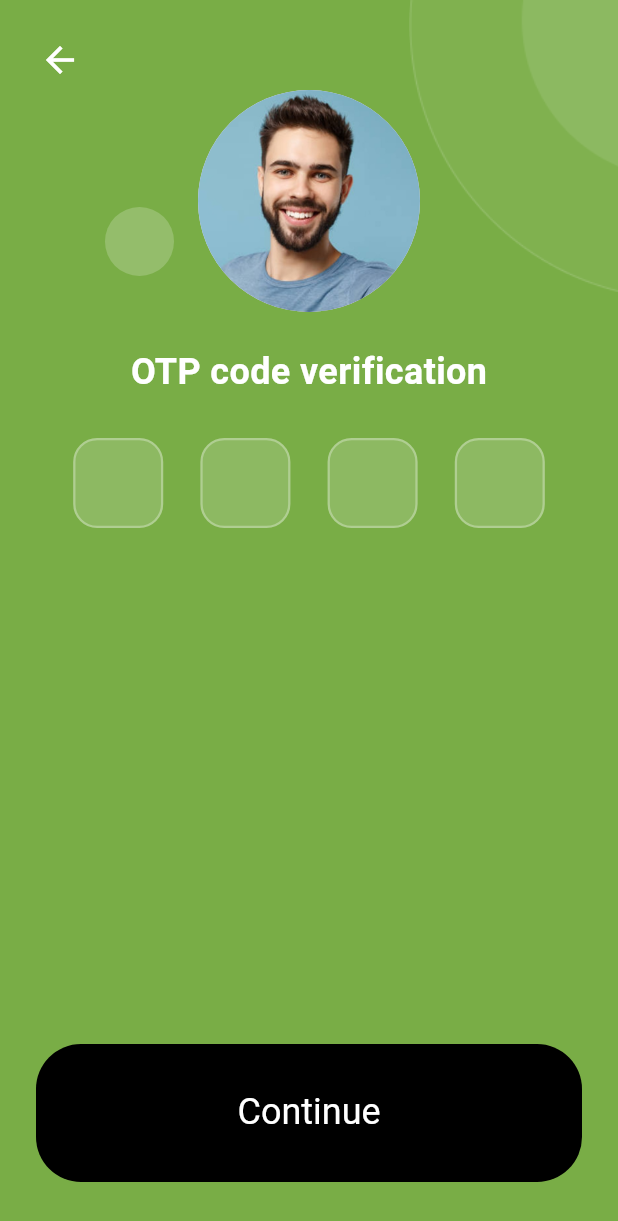
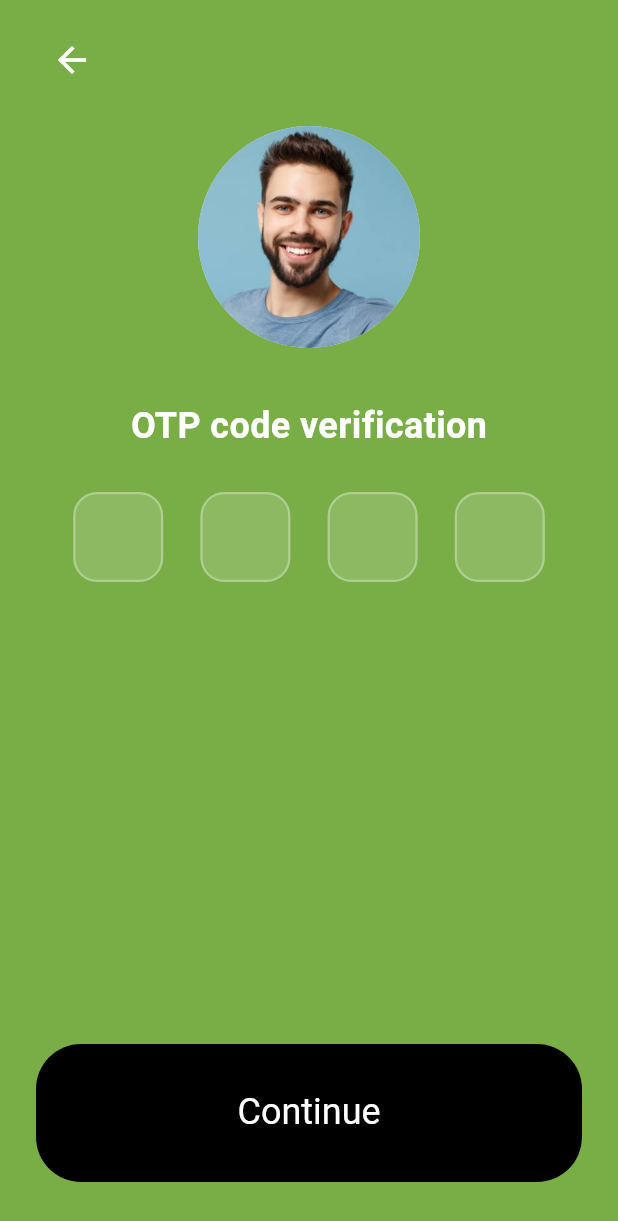
Before and after one commit to Appo-Matrix/Bogo, a Flutter app: the OtpVerificationScreen screen opened directly, on a phone screen of 412 x 824 dp. Shown: the top 1221 px of the screen. Run offline on Flutter 3.47's test engine with Material 3 defaults, Android fonts, the phone set to English and light mode, and no system bars; our stand-ins replace flutter_svg, go_router; Roboto replaces fonts that are missing (Poppins).

Commit message:
changes all ui

```diff
--- a/lib/features/auth/screens/otp/otp_verification_screen.dart
+++ b/lib/features/auth/screens/otp/otp_verification_screen.dart
@@ -5,6 +5,7 @@ import '../../../../core/utils/constants/app_assets.dart';
 import '../../../../core/utils/constants/app_colors.dart';
 import '../../../../core/utils/constants/app_sizes.dart';
 import '../../../../core/utils/constants/app_styles.dart';
+import '../../interests/interest_screen.dart';
 import '../../rgister_complete/register_complete_screen.dart';
 
 class OtpVerificationScreen extends StatefulWidget {
@@ -22,49 +23,22 @@ class _OtpVerificationScreenState extends State<OtpVerificationScreen> {
 
   @override
   Widget build(BuildContext context) {
+    final screenHeight = MediaQuery.of(context).size.height;
+
     return Scaffold(
       backgroundColor: BAppColors.backGroundColor,
       body: SafeArea(
-        child: Stack(
+        child: SingleChildScrollView(
+          child: SizedBox(
+            height: screenHeight - MediaQuery.of(context).padding.top,
+            child: Padding(
+              padding: const EdgeInsets.symmetric(horizontal: 24, vertical: 16),
+              child: Column(
+                crossAxisAlignment: CrossAxisAlignment.center,
                 children: [
-            // ✅ Background decorations
-            Positioned(
-              right: -34,
-              child: Image.asset(
-                AppAssets.cornerImage,
-                width: 200,
-                height: 200,
-              ),
-            ),
-
+                  // Back Button
                   Align(
-              alignment: Alignment.topCenter,
-              child: Padding(
-                padding: const EdgeInsets.only(top: 60),
-                child: CircleAvatar(
-                  radius: 74,
-                  backgroundImage: AssetImage(AppAssets.profile),
-                ),
-              ),
-            ),
-
-            Positioned(
-              left: 70,
-              top: 138,
-              child: Container(
-                width: 46,
-                height: 46,
-                decoration: BoxDecoration(
-                  color: BAppColors.white.withOpacity(0.2),
-                  shape: BoxShape.circle,
-                ),
-              ),
-            ),
-
-            // ✅ Back Button (top-left corner)
-            Positioned(
-              top: 16,
-              left: 16,
+                    alignment: Alignment.centerLeft,
                     child: IconButton(
                       icon: const Icon(Icons.arrow_back, color: Colors.white, size: 28),
                       onPressed: () {
@@ -72,14 +46,14 @@ class _OtpVerificationScreenState extends State<OtpVerificationScreen> {
                       },
                     ),
                   ),
+                  const SizedBox(height: 20),
 
-            // ✅ Foreground content
-            Padding(
-              padding: const EdgeInsets.symmetric(horizontal: 24, vertical: 16),
-              child: Column(
-                crossAxisAlignment: CrossAxisAlignment.center,
-                children: [
-                  const SizedBox(height: 220), // push content below avatar
+                  // Profile Avatar
+                  CircleAvatar(
+                    radius: 74,
+                    backgroundImage: AssetImage(AppAssets.profile),
+                  ),
+                  const SizedBox(height: 40),
 
                   // Title
                   Text(
@@ -145,6 +119,7 @@ class _OtpVerificationScreenState extends State<OtpVerificationScreen> {
                     }),
                   ),
 
+                  // Spacer pushes the button to the bottom
                   const Spacer(),
 
                   // Continue Button
@@ -154,7 +129,7 @@ class _OtpVerificationScreenState extends State<OtpVerificationScreen> {
                       Navigator.push(
                         context,
                         MaterialPageRoute(
-                          builder: (context) => const RegisterCompleteScreen(),
+                          builder: (context) => const InterestScreen(),
                         ),
                       );
                     },
@@ -163,7 +138,7 @@ class _OtpVerificationScreenState extends State<OtpVerificationScreen> {
                 ],
               ),
             ),
-          ],
+          ),
         ),
       ),
     );
```
Also changed, not shown: lib/features/auth/rgister_complete/register_complete_screen.dart (+11 -49 lines), lib/features/auth/screens/auth_home/auth_home_screen.dart (+2 -16 lines), lib/features/auth/screens/sign_in/sign_in_screen.dart (+8 -28 lines), lib/features/auth/screens/sign_up/sign_up_screen.dart (+16 -44 lines), lib/features/auth/terms_of_services/terms_and_condition.dart (+18 -44 lines). Lines whose indentation alone changed are shown as unchanged.
